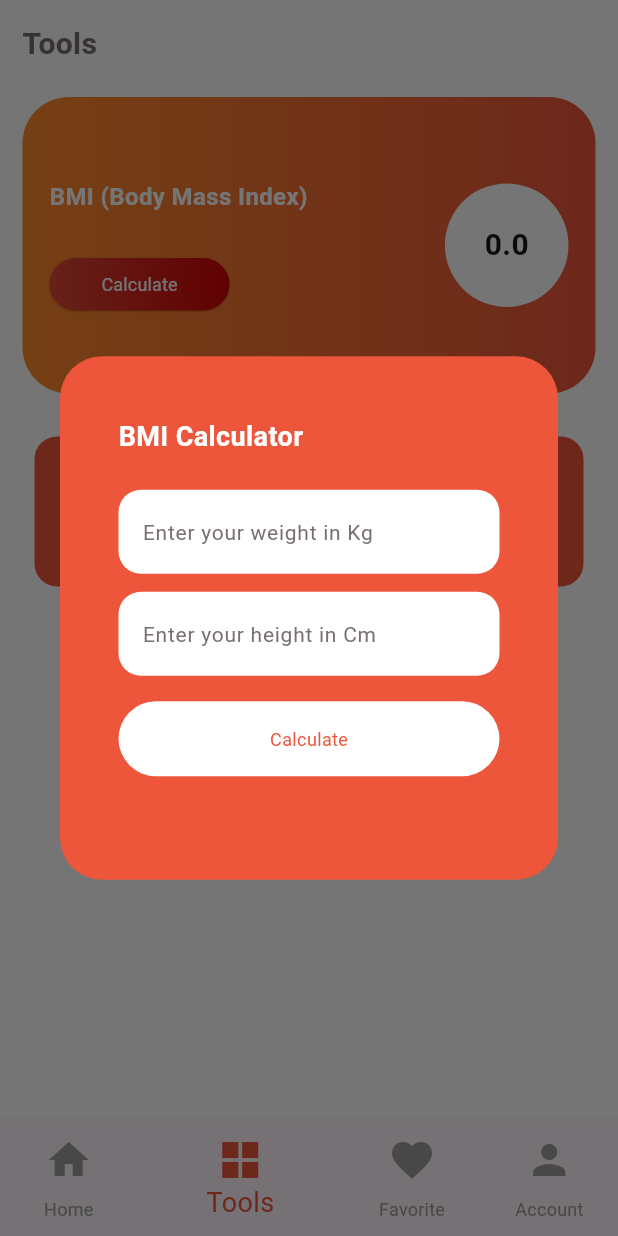
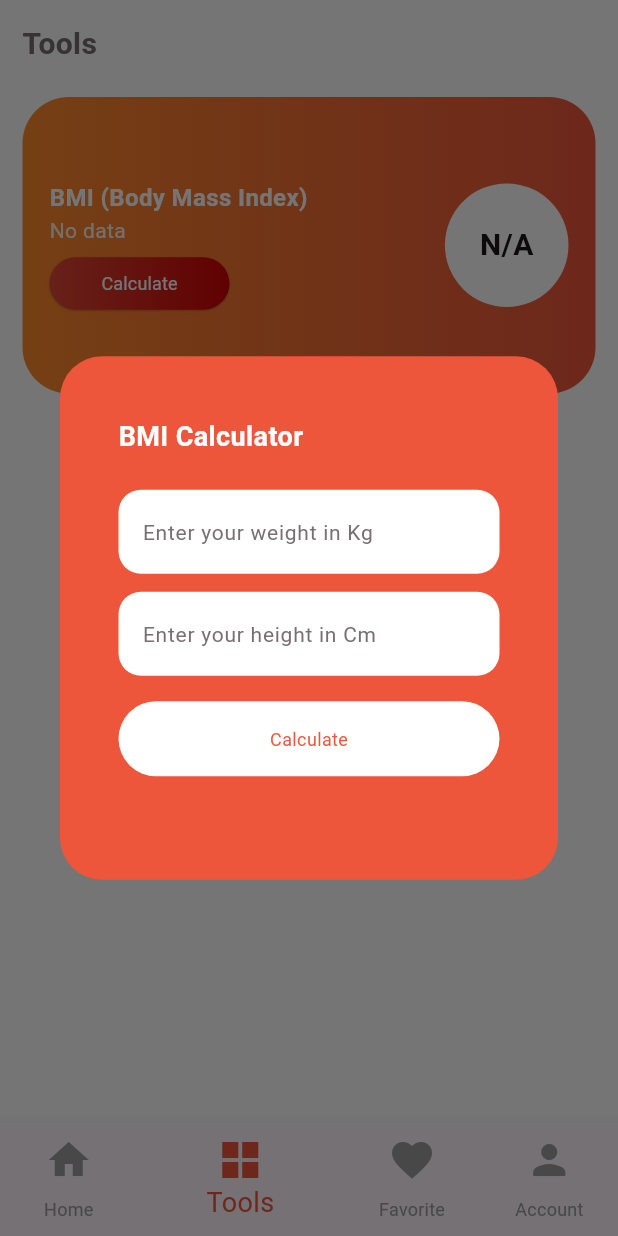
Before and after one commit to Janiaelysia/mobprak, a Flutter app: the AuthScreen screen opened directly, item 2 of the bottom bar chosen, after a tap on "Calculate", on a phone screen of 412 x 824 dp. Run offline on Flutter 3.47's test engine with Material 3 defaults, Android fonts, the phone set to English and light mode, and no system bars; our stand-ins replace cloud_firestore, firebase_auth, firebase_core, firebase_storage, flutter_riverpod, image_picker; accounts and stored records are empty; network calls fail.

Commit message:
bmi records

```diff
--- a/lib/models/bmi_model.dart
+++ /dev/null
@@ -1,24 +0,0 @@
-import 'package:flutter/material.dart';
-
-class BmiModel extends ChangeNotifier{
-  double height;
-  double weight;
-  double bmi;
-  String result;
-
-  BmiModel({
-    required this.height,
-    required this.weight,
-    required this.bmi,
-    required this.result
-  });
-
-  toJson() => {
-    'height': height,
-    'weight': weight,
-    'bmi': bmi,
-    'result': result
-  };
-
-
-}
--- /dev/null
+++ b/lib/models/track_records.dart
@@ -0,0 +1,48 @@
+import 'package:cloud_firestore/cloud_firestore.dart';
+import 'package:firebase_auth/firebase_auth.dart';
+
+class TrackRecord {
+  final double bmi;
+  final double height;
+  final double weight;
+  final DateTime timestamp;
+  final String result;
+
+  TrackRecord({
+    required this.bmi,
+    required this.height,
+    required this.weight,
+    required this.timestamp,
+    this.result = '',
+  });
+
+  // Factory method to create a TrackRecord from a Firestore document
+  factory TrackRecord.fromDocument(DocumentSnapshot doc) {
+    return TrackRecord(
+      bmi: doc['bmi'],
+      height: doc['height'],
+      weight: doc['weight'],
+      timestamp: (doc['timestamp'] as Timestamp).toDate(),
+    );
+  }
+
+  static Stream<List<TrackRecord>> getTrackRecords() {
+    User? currentUser = FirebaseAuth.instance.currentUser;
+    if (currentUser == null) {
+      // Handle the case where there is no user logged in
+      return Stream.value([]);
+    }
+
+    return FirebaseFirestore.instance
+        .collection('users')
+        .doc(currentUser.uid)
+        .collection('trackRecords')
+        .orderBy('timestamp')
+        .snapshots()
+        .map((querySnapshot) {
+      return querySnapshot.docs.map((doc) {
+        return TrackRecord.fromDocument(doc);
+      }).toList();
+    });
+  }
+}
--- a/lib/pages/sign_in.dart
+++ b/lib/pages/sign_in.dart
@@ -248,7 +248,7 @@ class __FormContentState extends State<_FormContent> {
                     ),
                   ),
                 ),
-                onPressed: () {
+                onPressed: () async {
                   if (_formKey.currentState?.validate() ?? false) {
                     auth
                         .loginUser(
--- a/lib/pages/tools.dart
+++ b/lib/pages/tools.dart
@@ -1,5 +1,6 @@
 import 'package:activewell_new/common/color_extension.dart';
 import 'package:activewell_new/common_widget/round_button.dart';
+import 'package:activewell_new/models/track_records.dart';
 import 'package:activewell_new/services/bmi_service.dart';
 import 'package:flutter/material.dart';
 import 'package:flutter_riverpod/flutter_riverpod.dart';
@@ -14,6 +15,8 @@ class ToolsPage extends ConsumerWidget {
     var weightController = TextEditingController();
     var heightController = TextEditingController();
 
+    var bmiList = ref.watch(bmiprovider);
+
     return Scaffold(
         backgroundColor: TColor.white,
         body: SingleChildScrollView(
@@ -23,13 +26,11 @@ class ToolsPage extends ConsumerWidget {
               child: Column(
                 crossAxisAlignment: CrossAxisAlignment.start,
                 children: <Widget>[
-                  //bagian paling atas
+                  // Upper section
                   Column(
                     crossAxisAlignment: CrossAxisAlignment.start,
                     children: [
-                      SizedBox(
-                        height: 15,
-                      ),
+                      SizedBox(height: 15),
                       Text(
                         "Tools",
                         textAlign: TextAlign.center,
@@ -40,11 +41,8 @@ class ToolsPage extends ConsumerWidget {
                       ),
                     ],
                   ),
-                  SizedBox(
-                    height: media.width * 0.05,
-                  ),
-
-                  // bikin kotak ungu BMI
+                  SizedBox(height: media.width * 0.05),
+                  // BMI Container
                   Container(
                     height: media.width * 0.48,
                     decoration: BoxDecoration(
@@ -74,15 +72,15 @@ class ToolsPage extends ConsumerWidget {
                                   SizedBox(
                                     width: 200,
                                     child: Text(
-                                      ref.watch(bmiprovider).first.result,
+                                      bmiList.isNotEmpty
+                                          ? bmiList.first.result
+                                          : "No data",
                                       style: TextStyle(
                                           color: TColor.white.withOpacity(0.9),
                                           fontSize: 14),
                                     ),
                                   ),
-                                  SizedBox(
-                                    height: 8,
-                                  ),
+                                  SizedBox(height: 8),
                                   SizedBox(
                                     width: 120,
                                     height: 35,
@@ -92,7 +90,7 @@ class ToolsPage extends ConsumerWidget {
                                       fontSize: 12,
                                       fontWeight: FontWeight.w400,
                                       onPressed: () {
-                                        //create pop up that opens up the BMI calculator
+                                        // Create pop-up for BMI calculator
                                         showDialog(
                                           context: context,
                                           builder: (BuildContext context) {
@@ -122,7 +120,9 @@ class ToolsPage extends ConsumerWidget {
                                 ),
                                 child: Center(
                                   child: Text(
-                                    ref.watch(bmiprovider).first.bmi.toString(),
+                                    bmiList.isNotEmpty
+                                        ? bmiList.first.bmi.toString()
+                                        : "N/A",
                                     style: TextStyle(
                                         color: TColor.black,
                                         fontSize: 20,
@@ -136,17 +136,20 @@ class ToolsPage extends ConsumerWidget {
                       ],
                     ),
                   ),
-
-                  SizedBox(
-                    height: media.width * 0.05,
-                  ),
-
-                  //BmiCalculator(media: media, weightController: weightController, heightController: heightController),
+                  SizedBox(height: media.width * 0.05),
+                  // BMI Records List
                   SizedBox(
                     height: media.width * 1,
-                      child: ListView.builder(
-                          shrinkWrap: true,
-                          itemCount: ref.watch(bmiprovider).length,
+                    child: StreamBuilder<List<TrackRecord>>(
+                      stream: TrackRecord.getTrackRecords(),
+                      builder: (context, snapshot) {
+                        if (!snapshot.hasData) {
+                          return Center(child: CircularProgressIndicator());
+                        } else if (snapshot.data!.isEmpty) {
+                          return Center(child: Text("No data"));
+                        } else {
+                          return ListView.builder(
+                            itemCount: snapshot.data!.length,
                             itemBuilder: (context, index) {
                               return Padding(
                                 padding: const EdgeInsets.all(8.0),
@@ -159,28 +162,38 @@ class ToolsPage extends ConsumerWidget {
                                     mainAxisAlignment: MainAxisAlignment.center,
                                     children: [
                                       Text(
-                                        "BMI: ${ref.watch(bmiprovider)[index].bmi}",
+                                        "BMI: ",
                                         style: TextStyle(
                                             color: TColor.white,
                                             fontSize: 14,
                                             fontWeight: FontWeight.bold),
                                       ),
                                       Text(
-                                          "Height: ${ref.watch(bmiprovider)[index].height}",
+                                        "Height: ${snapshot.data![index].height}",
                                         style: TextStyle(
                                           color: TColor.white,
                                           fontSize: 14,
-                                              fontWeight: FontWeight.bold)),
+                                          fontWeight: FontWeight.bold,
+                                        ),
+                                      ),
                                       Text(
-                                          "Weight: ${ref.watch(bmiprovider)[index].weight}",
+                                        "Weight: ${snapshot.data![index].weight}",
                                         style: TextStyle(
                                           color: TColor.white,
                                           fontSize: 14,
-                                              fontWeight: FontWeight.bold)),
+                                          fontWeight: FontWeight.bold,
+                                        ),
+                                      ),
                                     ],
-                                  )),
+                                  ),
+                                ),
                               );
-                          })),
+                            },
+                          );
+                        }
+                      },
+                    ),
+                  ),
                 ],
               ),
             ),
@@ -216,11 +229,14 @@ class BmiCalculator extends ConsumerWidget {
         children: [
           Padding(
             padding: const EdgeInsets.fromLTRB(15.0, 25, 15, 2),
-              child: Text("BMI Calculator",
+            child: Text(
+              "BMI Calculator",
               style: TextStyle(
                 color: TColor.white,
                 fontSize: 18,
-                      fontWeight: FontWeight.w700)),
+                fontWeight: FontWeight.w700,
+              ),
+            ),
           ),
           Padding(
             padding: const EdgeInsets.fromLTRB(15.0, 20, 15, 2),
@@ -282,16 +298,20 @@ class BmiCalculator extends ConsumerWidget {
                   borderRadius: BorderRadius.circular(25),
                 ),
                 child: Center(
-                    child: Text("Calculate",
+                  child: Text(
+                    "Calculate",
                     style: TextStyle(
                       color: TColor.primaryColor1,
                       fontSize: 12,
-                            fontWeight: FontWeight.w400)),
+                      fontWeight: FontWeight.w400,
                     ),
                   ),
                 ),
               ),
-          ]),
+            ),
+          ),
+        ],
+      ),
     );
   }
 }
--- a/lib/screens/auth/auth_screen.dart
+++ b/lib/screens/auth/auth_screen.dart
@@ -1,7 +1,6 @@
-// ignore_for_file: prefer_const_constructors
-
 import 'package:activewell_new/pages/sign_in.dart';
 import 'package:activewell_new/screens/home_screen.dart';
+import 'package:activewell_new/services/bmi_service.dart';
 import 'package:activewell_new/services/user_notifier.dart';
 import 'package:cloud_firestore/cloud_firestore.dart';
 import 'package:firebase_auth/firebase_auth.dart';
@@ -17,22 +16,22 @@ class AuthScreen extends ConsumerWidget {
       body: StreamBuilder<User?>(
         stream: FirebaseAuth.instance.authStateChanges(),
         builder: (context, snapshot) {
-          if (snapshot.hasData) {
+          if (snapshot.connectionState == ConnectionState.waiting) {
+            return Center(child: CircularProgressIndicator());
+          } else if (snapshot.hasData) {
             final userCredential = snapshot.data;
-            FirebaseFirestore.instance
-                .collection('users')
-                .doc(userCredential!.uid)
-                .get()
-                .then(
-                  (userData) => ref.watch(userProvider.notifier).setUser(
-                        uid: userCredential.uid,
-                        fname: userData.data()!['fname'],
-                        lname: userData.data()!['lname'],
-                        email: userData.data()!['email'],
-                        imageUrl: userData.data()!['image_url'],
-                      ),
-                );
-            return HomeScreen();
+            return FutureBuilder<void>(
+              future: _loadUserData(ref, userCredential!),
+              builder: (context, userSnapshot) {
+                if (userSnapshot.connectionState == ConnectionState.waiting) {
+                  return Center(child: CircularProgressIndicator());
+                } else if (userSnapshot.hasError) {
+                  return Center(child: Text('Error loading user data'));
+                } else {
+                  return HomeScreen();
+                }
+              },
+            );
           } else {
             return SignInPage();
           }
@@ -40,4 +39,29 @@ class AuthScreen extends ConsumerWidget {
       ),
     );
   }
+
+  Future<void> _loadUserData(WidgetRef ref, User userCredential) async {
+    // Mengambil data user dari Firestore
+    final userDoc = await FirebaseFirestore.instance
+        .collection('users')
+        .doc(userCredential.uid)
+        .get();
+
+    final userData = userDoc.data();
+    if (userData != null) {
+      ref.read(userProvider.notifier).setUser(
+            uid: userCredential.uid,
+            fname: userData['fname'],
+            lname: userData['lname'],
+            email: userData['email'],
+            imageUrl: userData['image_url'],
+          );
+
+      // Mengambil track record terakhir dari user
+      await ref.read(bmiprovider.notifier).loadRecords();
+    } else {
+      ref.read(userProvider.notifier).clear();
+      ref.read(bmiprovider.notifier).clear();
+    }
+  }
 }
--- a/lib/services/bmi_service.dart
+++ b/lib/services/bmi_service.dart
@@ -1,13 +1,45 @@
+import 'package:cloud_firestore/cloud_firestore.dart';
+import 'package:firebase_auth/firebase_auth.dart';
 import 'package:flutter_riverpod/flutter_riverpod.dart';
-import '../models/bmi_model.dart';
+import '../models/track_records.dart';
 
-class Bmiprovider extends StateNotifier<List<BmiModel>> {
-  Bmiprovider() : super([BmiModel(height: 0, weight: 0, bmi: 0, result: "")]);
+class Bmiprovider extends StateNotifier<List<TrackRecord>> {
+  Bmiprovider() : super([]);
 
-  void addRecord(double height, double weight) {
+  Future<void> loadRecords() async {
+    final userCredential = FirebaseAuth.instance.currentUser!;
+    final trackRecordsQuery = await FirebaseFirestore.instance
+        .collection('users')
+        .doc(userCredential.uid)
+        .collection('trackRecords')
+        .orderBy('timestamp', descending: true)
+        .get();
+    if (trackRecordsQuery.docs.isNotEmpty) {
+      final trackRecords = trackRecordsQuery.docs.map((doc) {
+        return TrackRecord.fromDocument(doc);
+      }).toList();
+      state = trackRecords;
+    } else {
+      state = [];
+    }
+  }
+
+  void addRecord(double height, double weight) async {
+    DateTime timestamp = DateTime.now();
     double bmi = weight / ((height) / 100 * (height) / 100);
     bmi = double.parse(bmi.toStringAsFixed(2));
     String result;
+    String userId = FirebaseAuth.instance.currentUser!.uid;
+    DocumentReference userRef =
+        FirebaseFirestore.instance.collection('users').doc(userId);
+
+    CollectionReference recordsRef = userRef.collection('trackRecords');
+    await recordsRef.add({
+      'weight': weight,
+      'height': height,
+      'bmi': bmi,
+      'timestamp': timestamp,
+    });
     if (bmi >= 25) {
       result = 'You are Overweight, consider exercising more!';
     } else if (bmi > 18.5) {
@@ -16,12 +48,23 @@ class Bmiprovider extends StateNotifier<List<BmiModel>> {
       result = 'You are underweight, consider eating more!';
     }
     state = [
-      BmiModel(height: height, weight: weight, bmi: bmi, result: result),
+      TrackRecord(
+          height: height,
+          weight: weight,
+          bmi: bmi,
+          timestamp: timestamp,
+          result: result),
       ...state
     ];
   }
+
+  void clear() {
+    state = [];
+  }
 }
 
-final bmiprovider = StateNotifierProvider<Bmiprovider, List<BmiModel>>((ref) {
+// Provider untuk Bmiprovider
+final bmiprovider =
+    StateNotifierProvider<Bmiprovider, List<TrackRecord>>((ref) {
   return Bmiprovider();
 });
--- a/lib/services/user_notifier.dart
+++ b/lib/services/user_notifier.dart
@@ -19,6 +19,10 @@ class UserNotifier extends StateNotifier<Map<String, String>> {
       'image_url': imageUrl ?? "",
     };
   }
+
+  void clear() {
+    state = {};
+  }
 }
 
 final userProvider =
```
Also changed, not shown: lib/pages/account.dart (+12 -5 lines), pubspec.lock. Lines whose indentation alone changed are shown as unchanged.
